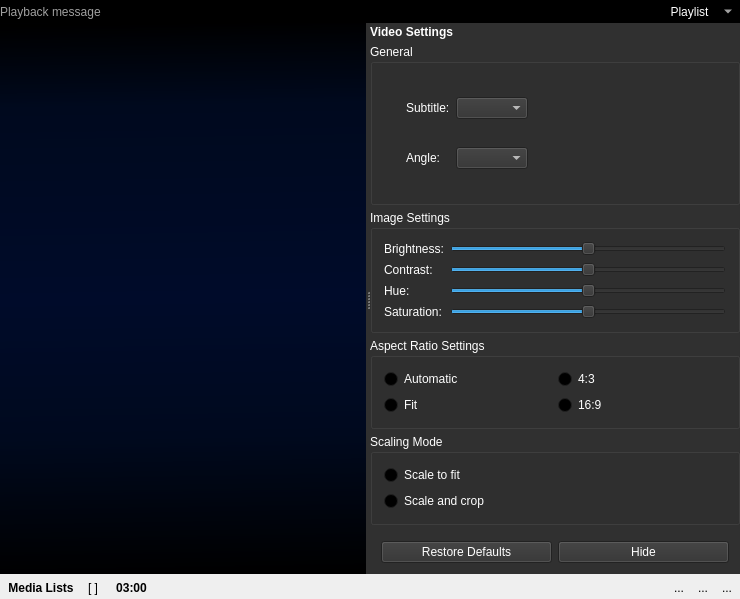
Qt form src/mainwindow.ui (KDE/bangarang) before a commit.
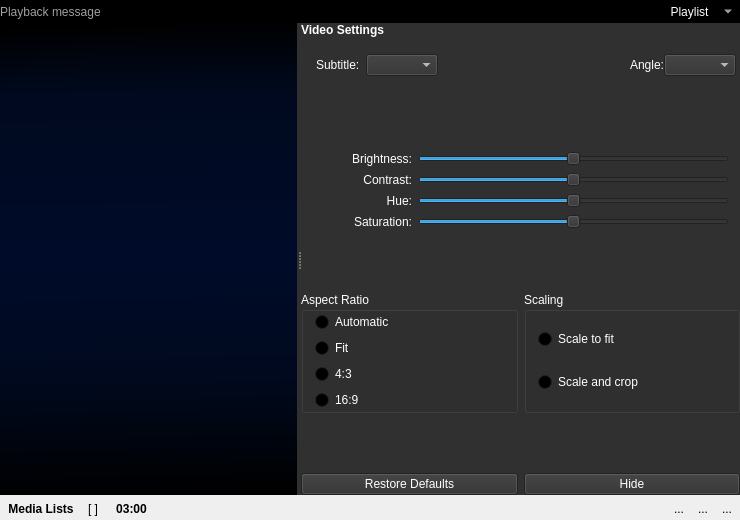
The same form after that commit. The open tabs and pages were chosen to show the change. Icons and pictures are not drawn. Custom widgets are drawn as their Qt base class.

Commit message: updates to video and audio settings: sufficient context is provided that allows for less groupbox titles, fix layouts to retain window size.

Patch:
```diff
--- a/src/mainwindow.ui
+++ b/src/mainwindow.ui
@@ -7,7 +7,7 @@
     <x>0</x>
     <y>0</y>
     <width>740</width>
-    <height>562</height>
+    <height>520</height>
    </rect>
   </property>
   <property name="mouseTracking">
@@ -4764,6 +4764,12 @@
                  <widget class="QWidget" name="imagesNowPlaying"/>
                 </widget>
                 <widget class="QStackedWidget" name="contextStack">
+                 <property name="sizePolicy">
+                  <sizepolicy hsizetype="Preferred" vsizetype="Minimum">
+                   <horstretch>0</horstretch>
+                   <verstretch>0</verstretch>
+                  </sizepolicy>
+                 </property>
                  <property name="palette">
                   <palette>
                    <active>
@@ -6774,19 +6780,7 @@
                  </widget>
                  <widget class="QWidget" name="videoSettingsPage">
                   <layout class="QVBoxLayout" name="verticalLayout_7">
-                   <property name="spacing">
-                    <number>5</number>
-                   </property>
-                   <property name="leftMargin">
-                    <number>0</number>
-                   </property>
-                   <property name="topMargin">
-                    <number>2</number>
-                   </property>
-                   <property name="rightMargin">
-                    <number>0</number>
-                   </property>
-                   <property name="bottomMargin">
+                   <property name="margin">
                     <number>0</number>
                    </property>
                    <item>
@@ -6807,7 +6801,7 @@
                       <string>Video Settings</string>
                      </property>
                      <property name="margin">
-                      <number>9</number>
+                      <number>8</number>
                      </property>
                      <property name="indent">
                       <number>-1</number>
@@ -6815,43 +6809,34 @@
                     </widget>
                    </item>
                    <item>
-                    <widget class="QGroupBox" name="generalVideoHolder">
+                    <widget class="QWidget" name="generalVideoHolder" native="true">
                      <property name="sizePolicy">
-                      <sizepolicy hsizetype="Preferred" vsizetype="Minimum">
+                      <sizepolicy hsizetype="Preferred" vsizetype="Fixed">
                        <horstretch>0</horstretch>
                        <verstretch>0</verstretch>
                       </sizepolicy>
                      </property>
-                     <property name="title">
-                      <string>General</string>
-                     </property>
-                     <layout class="QVBoxLayout" name="verticalLayout_57">
-                      <item>
-                       <widget class="QWidget" name="widget_31" native="true">
-                        <property name="sizePolicy">
-                         <sizepolicy hsizetype="Fixed" vsizetype="Fixed">
-                          <horstretch>0</horstretch>
-                          <verstretch>0</verstretch>
-                         </sizepolicy>
-                        </property>
-                        <layout class="QVBoxLayout" name="verticalLayout_59">
+                     <layout class="QHBoxLayout" name="horizontalLayout_34">
+                      <property name="spacing">
+                       <number>-1</number>
+                      </property>
+                      <property name="leftMargin">
+                       <number>4</number>
+                      </property>
+                      <property name="topMargin">
+                       <number>0</number>
+                      </property>
+                      <property name="rightMargin">
+                       <number>4</number>
+                      </property>
+                      <property name="bottomMargin">
+                       <number>0</number>
+                      </property>
                          <item>
                           <widget class="QWidget" name="subtitleSelectionHolder" native="true">
-                           <property name="sizePolicy">
-                            <sizepolicy hsizetype="Expanding" vsizetype="Preferred">
-                             <horstretch>0</horstretch>
-                             <verstretch>0</verstretch>
-                            </sizepolicy>
-                           </property>
                            <layout class="QHBoxLayout" name="horizontalLayout_30">
                             <item>
                              <widget class="QLabel" name="label_26">
-                              <property name="sizePolicy">
-                               <sizepolicy hsizetype="Preferred" vsizetype="Preferred">
-                                <horstretch>0</horstretch>
-                                <verstretch>0</verstretch>
-                               </sizepolicy>
-                              </property>
                               <property name="text">
                                <string>Subtitle:</string>
                               </property>
@@ -6861,27 +6846,33 @@
                              </widget>
                             </item>
                             <item>
-                             <widget class="QComboBox" name="subtitleSelection">
-                              <property name="sizePolicy">
-                               <sizepolicy hsizetype="Fixed" vsizetype="Fixed">
-                                <horstretch>0</horstretch>
-                                <verstretch>0</verstretch>
-                               </sizepolicy>
-                              </property>
-                             </widget>
+                          <widget class="QComboBox" name="subtitleSelection"/>
                             </item>
                            </layout>
                           </widget>
                          </item>
+                      <item>
+                       <spacer name="horizontalSpacer_11">
+                        <property name="orientation">
+                         <enum>Qt::Horizontal</enum>
+                        </property>
+                        <property name="sizeHint" stdset="0">
+                         <size>
+                          <width>40</width>
+                          <height>20</height>
+                         </size>
+                        </property>
+                       </spacer>
+                      </item>
                          <item>
                           <widget class="QWidget" name="angleSelectionHolder" native="true">
-                           <property name="sizePolicy">
-                            <sizepolicy hsizetype="Expanding" vsizetype="Preferred">
-                             <horstretch>0</horstretch>
-                             <verstretch>0</verstretch>
-                            </sizepolicy>
-                           </property>
                            <layout class="QHBoxLayout" name="horizontalLayout_31">
+                         <property name="spacing">
+                          <number>0</number>
+                         </property>
+                         <property name="margin">
+                          <number>0</number>
+                         </property>
                             <item>
                              <widget class="QLabel" name="label_25">
                               <property name="sizePolicy">
@@ -6902,14 +6893,7 @@
                              </widget>
                             </item>
                             <item>
-                             <widget class="QComboBox" name="angleSelection">
-                              <property name="sizePolicy">
-                               <sizepolicy hsizetype="Fixed" vsizetype="Fixed">
-                                <horstretch>0</horstretch>
-                                <verstretch>0</verstretch>
-                               </sizepolicy>
-                              </property>
-                             </widget>
+                          <widget class="QComboBox" name="angleSelection"/>
                             </item>
                            </layout>
                           </widget>
@@ -6917,33 +6901,67 @@
                         </layout>
                        </widget>
                       </item>
-                     </layout>
-                    </widget>
+                   <item>
+                    <spacer name="verticalSpacer_18">
+                     <property name="orientation">
+                      <enum>Qt::Vertical</enum>
+                     </property>
+                     <property name="sizeHint" stdset="0">
+                      <size>
+                       <width>20</width>
+                       <height>10</height>
+                      </size>
+                     </property>
+                    </spacer>
                    </item>
                    <item>
-                    <widget class="QGroupBox" name="imageSettingsHolder">
-                     <property name="sizePolicy">
-                      <sizepolicy hsizetype="Preferred" vsizetype="Fixed">
-                       <horstretch>0</horstretch>
-                       <verstretch>0</verstretch>
-                      </sizepolicy>
-                     </property>
-                     <property name="title">
-                      <string>Image Settings</string>
-                     </property>
-                     <layout class="QFormLayout" name="formLayout">
-                      <property name="fieldGrowthPolicy">
-                       <enum>QFormLayout::ExpandingFieldsGrow</enum>
+                    <widget class="QWidget" name="widget_31" native="true">
+                     <layout class="QVBoxLayout" name="verticalLayout_59">
+                      <property name="spacing">
+                       <number>6</number>
+                      </property>
+                      <property name="topMargin">
+                       <number>4</number>
+                      </property>
+                      <property name="bottomMargin">
+                       <number>4</number>
                       </property>
-                      <item row="1" column="0">
+                      <item>
+                       <widget class="QWidget" name="widget_30" native="true">
+                        <layout class="QHBoxLayout" name="horizontalLayout_35">
+                         <property name="margin">
+                          <number>0</number>
+                         </property>
+                         <item>
                        <widget class="QLabel" name="label_21">
+                           <property name="minimumSize">
+                            <size>
+                             <width>100</width>
+                             <height>0</height>
+                            </size>
+                           </property>
                         <property name="text">
                          <string>Brightness:</string>
                         </property>
-                       </widget>
-                      </item>
-                      <item row="1" column="1">
+                           <property name="alignment">
+                            <set>Qt::AlignRight|Qt::AlignTrailing|Qt::AlignVCenter</set>
+                           </property>
+                          </widget>
+                         </item>
+                         <item>
                        <widget class="QSlider" name="brightnessSlider">
+                           <property name="sizePolicy">
+                            <sizepolicy hsizetype="Expanding" vsizetype="Fixed">
+                             <horstretch>0</horstretch>
+                             <verstretch>0</verstretch>
+                            </sizepolicy>
+                           </property>
+                           <property name="minimumSize">
+                            <size>
+                             <width>250</width>
+                             <height>0</height>
+                            </size>
+                           </property>
                         <property name="minimum">
                          <number>-99</number>
                         </property>
@@ -6952,15 +6970,45 @@
                         </property>
                        </widget>
                       </item>
-                      <item row="2" column="0">
+                        </layout>
+                       </widget>
+                      </item>
+                      <item>
+                       <widget class="QWidget" name="widget_32" native="true">
+                        <layout class="QHBoxLayout" name="horizontalLayout_37">
+                         <property name="margin">
+                          <number>0</number>
+                         </property>
+                         <item>
                        <widget class="QLabel" name="label_22">
+                           <property name="minimumSize">
+                            <size>
+                             <width>100</width>
+                             <height>0</height>
+                            </size>
+                           </property>
                         <property name="text">
                          <string>Contrast:</string>
                         </property>
-                       </widget>
-                      </item>
-                      <item row="2" column="1">
+                           <property name="alignment">
+                            <set>Qt::AlignRight|Qt::AlignTrailing|Qt::AlignVCenter</set>
+                           </property>
+                          </widget>
+                         </item>
+                         <item>
                        <widget class="QSlider" name="contrastSlider">
+                           <property name="sizePolicy">
+                            <sizepolicy hsizetype="Expanding" vsizetype="Fixed">
+                             <horstretch>0</horstretch>
+                             <verstretch>0</verstretch>
+                            </sizepolicy>
+                           </property>
+                           <property name="minimumSize">
+                            <size>
+                             <width>250</width>
+                             <height>0</height>
+                            </size>
+                           </property>
                         <property name="minimum">
                          <number>-99</number>
                         </property>
@@ -6969,15 +7017,45 @@
                         </property>
                        </widget>
                       </item>
-                      <item row="3" column="0">
+                        </layout>
+                       </widget>
+                      </item>
+                      <item>
+                       <widget class="QWidget" name="widget_33" native="true">
+                        <layout class="QHBoxLayout" name="horizontalLayout_38">
+                         <property name="margin">
+                          <number>0</number>
+                         </property>
+                         <item>
                        <widget class="QLabel" name="label_23">
+                           <property name="minimumSize">
+                            <size>
+                             <width>100</width>
+                             <height>0</height>
+                            </size>
+                           </property>
                         <property name="text">
                          <string>Hue:</string>
                         </property>
-                       </widget>
-                      </item>
-                      <item row="3" column="1">
+                           <property name="alignment">
+                            <set>Qt::AlignRight|Qt::AlignTrailing|Qt::AlignVCenter</set>
+                           </property>
+                          </widget>
+                         </item>
+                         <item>
                        <widget class="QSlider" name="hueSlider">
+                           <property name="sizePolicy">
+                            <sizepolicy hsizetype="Expanding" vsizetype="Fixed">
+                             <horstretch>0</horstretch>
+                             <verstretch>0</verstretch>
+                            </sizepolicy>
+                           </property>
+                           <property name="minimumSize">
+                            <size>
+                             <width>250</width>
+                             <height>0</height>
+                            </size>
+                           </property>
                         <property name="minimum">
                          <number>-99</number>
                         </property>
@@ -6986,15 +7064,45 @@
                         </property>
                        </widget>
                       </item>
-                      <item row="4" column="0">
+                        </layout>
+                       </widget>
+                      </item>
+                      <item>
+                       <widget class="QWidget" name="widget_34" native="true">
+                        <layout class="QHBoxLayout" name="horizontalLayout_39">
+                         <property name="margin">
+                          <number>0</number>
+                         </property>
+                         <item>
                        <widget class="QLabel" name="label_24">
+                           <property name="minimumSize">
+                            <size>
+                             <width>100</width>
+                             <height>0</height>
+                            </size>
+                           </property>
                         <property name="text">
                          <string>Saturation:</string>
                         </property>
-                       </widget>
-                      </item>
-                      <item row="4" column="1">
+                           <property name="alignment">
+                            <set>Qt::AlignRight|Qt::AlignTrailing|Qt::AlignVCenter</set>
+                           </property>
+                          </widget>
+                         </item>
+                         <item>
                        <widget class="QSlider" name="saturationSlider">
+                           <property name="sizePolicy">
+                            <sizepolicy hsizetype="Expanding" vsizetype="Fixed">
+                             <horstretch>0</horstretch>
+                             <verstretch>0</verstretch>
+                            </sizepolicy>
+                           </property>
+                           <property name="minimumSize">
+                            <size>
+                             <width>250</width>
+                             <height>0</height>
+                            </size>
+                           </property>
                         <property name="minimum">
                          <number>-99</number>
                         </property>
@@ -7006,34 +7114,68 @@
                      </layout>
                     </widget>
                    </item>
+                     </layout>
+                    </widget>
+                   </item>
+                   <item>
+                    <spacer name="verticalSpacer_17">
+                     <property name="orientation">
+                      <enum>Qt::Vertical</enum>
+                     </property>
+                     <property name="sizeHint" stdset="0">
+                      <size>
+                       <width>20</width>
+                       <height>10</height>
+                      </size>
+                     </property>
+                    </spacer>
+                   </item>
+                   <item>
+                    <widget class="QWidget" name="widget_29" native="true">
+                     <property name="sizePolicy">
+                      <sizepolicy hsizetype="Preferred" vsizetype="Fixed">
+                       <horstretch>0</horstretch>
+                       <verstretch>0</verstretch>
+                      </sizepolicy>
+                     </property>
+                     <layout class="QHBoxLayout" name="horizontalLayout_36">
+                      <property name="margin">
+                       <number>0</number>
+                      </property>
                    <item>
                     <widget class="QGroupBox" name="aspectRatioHolder">
                      <property name="title">
-                      <string>Aspect Ratio Settings</string>
-                     </property>
-                     <layout class="QGridLayout" name="gridLayout">
-                      <item row="0" column="0">
+                         <string>Aspect Ratio</string>
+                        </property>
+                        <layout class="QVBoxLayout" name="verticalLayout_57">
+                         <property name="topMargin">
+                          <number>0</number>
+                         </property>
+                         <property name="bottomMargin">
+                          <number>0</number>
+                         </property>
+                         <item>
                        <widget class="QRadioButton" name="aspectRatioAuto">
                         <property name="text">
                          <string>Automatic</string>
                         </property>
                        </widget>
                       </item>
-                      <item row="0" column="1">
-                       <widget class="QRadioButton" name="aspectRatio4_3">
-                        <property name="text">
-                         <string>4:3</string>
-                        </property>
-                       </widget>
-                      </item>
-                      <item row="1" column="0">
+                         <item>
                        <widget class="QRadioButton" name="aspectRatioWidget">
                         <property name="text">
                          <string>Fit</string>
                         </property>
                        </widget>
                       </item>
-                      <item row="1" column="1">
+                         <item>
+                          <widget class="QRadioButton" name="aspectRatio4_3">
+                           <property name="text">
+                            <string>4:3</string>
+                           </property>
+                          </widget>
+                         </item>
+                         <item>
                        <widget class="QRadioButton" name="aspectRatio16_9">
                         <property name="text">
                          <string>16:9</string>
@@ -7046,9 +7188,15 @@
                    <item>
                     <widget class="QGroupBox" name="scalingModeHolder">
                      <property name="title">
-                      <string>Scaling Mode</string>
+                         <string>Scaling</string>
                      </property>
                      <layout class="QVBoxLayout" name="verticalLayout_58">
+                         <property name="topMargin">
+                          <number>0</number>
+                         </property>
+                         <property name="bottomMargin">
+                          <number>0</number>
+                         </property>
                       <item>
                        <widget class="QRadioButton" name="scaleModeFitInView">
                         <property name="text">
@@ -7066,15 +7214,34 @@
                      </layout>
                     </widget>
                    </item>
+                     </layout>
+                    </widget>
+                   </item>
+                   <item>
+                    <spacer name="verticalSpacer_16">
+                     <property name="orientation">
+                      <enum>Qt::Vertical</enum>
+                     </property>
+                     <property name="sizeHint" stdset="0">
+                      <size>
+                       <width>20</width>
+                       <height>10</height>
+                      </size>
+                     </property>
+                    </spacer>
+                   </item>
                    <item>
                     <widget class="QWidget" name="widget_11" native="true">
-                     <property name="minimumSize">
-                      <size>
-                       <width>50</width>
-                       <height>0</height>
-                      </size>
+                     <property name="sizePolicy">
+                      <sizepolicy hsizetype="Preferred" vsizetype="Fixed">
+                       <horstretch>0</horstretch>
+                       <verstretch>0</verstretch>
+                      </sizepolicy>
                      </property>
                      <layout class="QHBoxLayout" name="horizontalLayout_28">
+                      <property name="margin">
+                       <number>0</number>
+                      </property>
                       <item>
                        <widget class="QPushButton" name="restoreDefaultVideoSettings">
                         <property name="text">
```
Left out of the diff: 139 changed lines with no effect on the pictures. Lines whose indentation alone changed are shown as unchanged. The commit also changes 1 other file.
